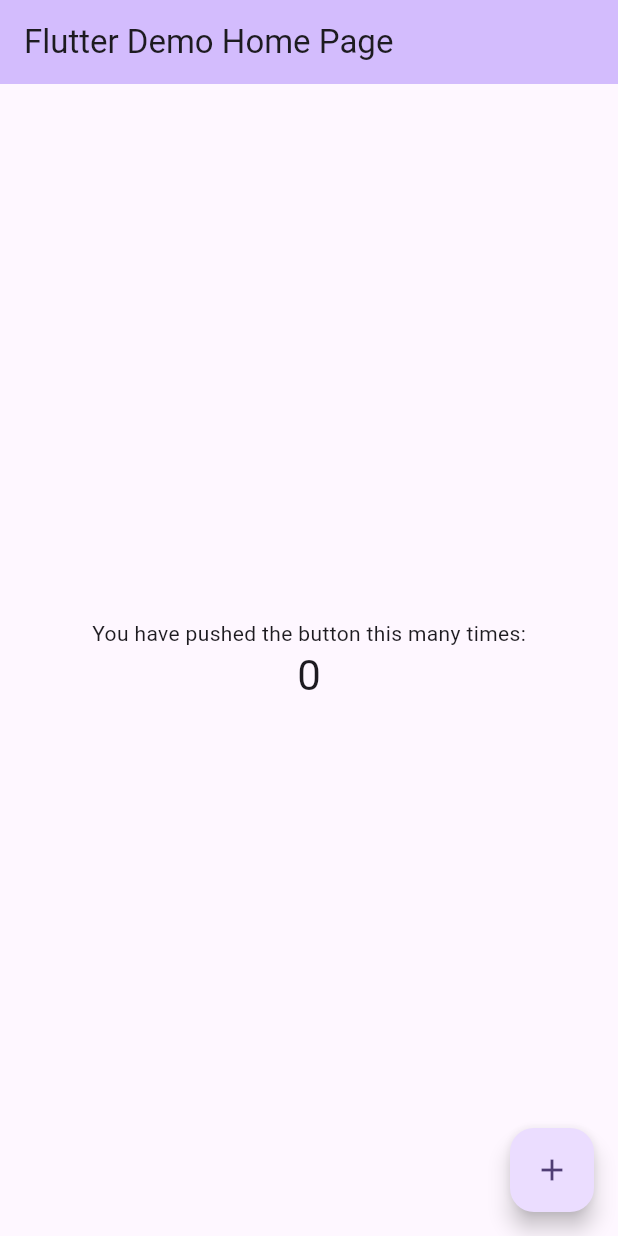
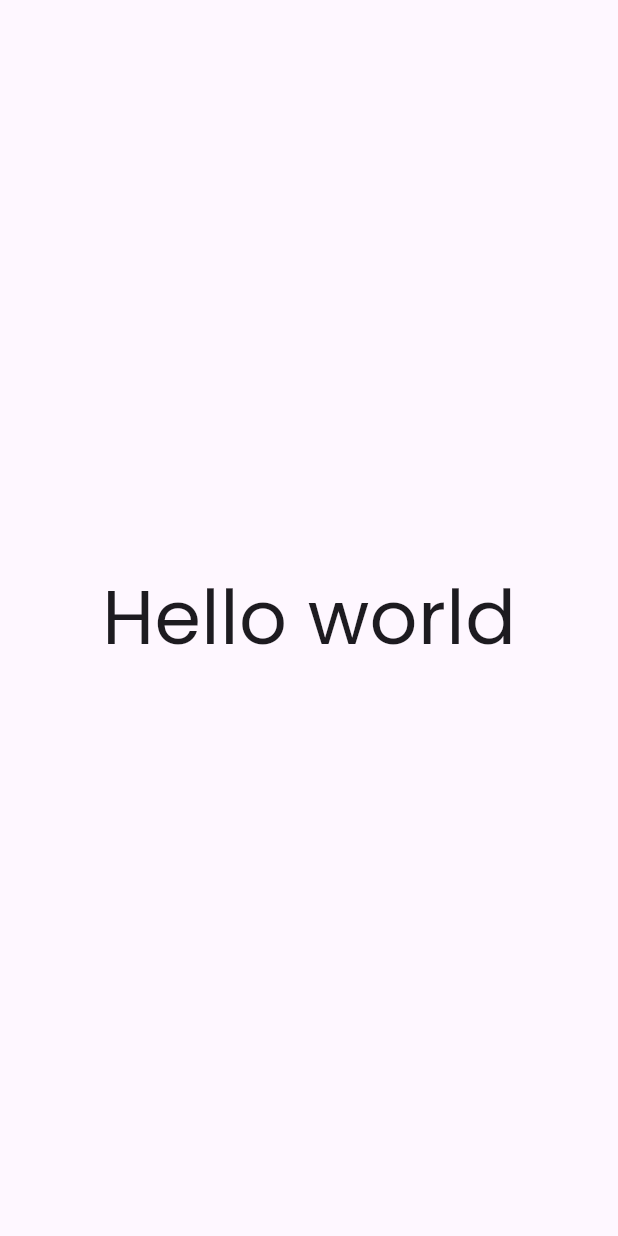
Before and after one commit to DedeSnrwn13/shamo-frontend, a Flutter app: the screen it shows after launch, on a phone screen of 412 x 824 dp. Run offline on Flutter 3.47's test engine with Material 3 defaults, Android fonts, the phone set to English and light mode, and no system bars; our stand-ins replace google_fonts.

Commit message:
feat: custom fonts

```diff
--- a/lib/main.dart
+++ b/lib/main.dart
@@ -1,125 +1,33 @@
 import 'package:flutter/material.dart';
+import 'package:google_fonts/google_fonts.dart';
 
-void main() {
-  runApp(const MyApp());
-}
+void main() => runApp(const MyApp());
 
 class MyApp extends StatelessWidget {
   const MyApp({super.key});
 
-  // This widget is the root of your application.
   @override
   Widget build(BuildContext context) {
     return MaterialApp(
-      title: 'Flutter Demo',
-      theme: ThemeData(
-        // This is the theme of your application.
-        //
-        // TRY THIS: Try running your application with "flutter run". You'll see
-        // the application has a purple toolbar. Then, without quitting the app,
-        // try changing the seedColor in the colorScheme below to Colors.green
-        // and then invoke "hot reload" (save your changes or press the "hot
-        // reload" button in a Flutter-supported IDE, or press "r" if you used
-        // the command line to start the app).
-        //
-        // Notice that the counter didn't reset back to zero; the application
-        // state is not lost during the reload. To reset the state, use hot
-        // restart instead.
-        //
-        // This works for code too, not just values: Most code changes can be
-        // tested with just a hot reload.
-        colorScheme: ColorScheme.fromSeed(seedColor: Colors.deepPurple),
-        useMaterial3: true,
-      ),
-      home: const MyHomePage(title: 'Flutter Demo Home Page'),
+      debugShowCheckedModeBanner: false,
+      home: HomePage(),
     );
   }
 }
 
-class MyHomePage extends StatefulWidget {
-  const MyHomePage({super.key, required this.title});
-
-  // This widget is the home page of your application. It is stateful, meaning
-  // that it has a State object (defined below) that contains fields that affect
-  // how it looks.
-
-  // This class is the configuration for the state. It holds the values (in this
-  // case the title) provided by the parent (in this case the App widget) and
-  // used by the build method of the State. Fields in a Widget subclass are
-  // always marked "final".
-
-  final String title;
-
-  @override
-  State<MyHomePage> createState() => _MyHomePageState();
-}
-
-class _MyHomePageState extends State<MyHomePage> {
-  int _counter = 0;
-
-  void _incrementCounter() {
-    setState(() {
-      // This call to setState tells the Flutter framework that something has
-      // changed in this State, which causes it to rerun the build method below
-      // so that the display can reflect the updated values. If we changed
-      // _counter without calling setState(), then the build method would not be
-      // called again, and so nothing would appear to happen.
-      _counter++;
-    });
-  }
-
+class HomePage extends StatelessWidget {
+  const HomePage({super.key});
   @override
   Widget build(BuildContext context) {
-    // This method is rerun every time setState is called, for instance as done
-    // by the _incrementCounter method above.
-    //
-    // The Flutter framework has been optimized to make rerunning build methods
-    // fast, so that you can just rebuild anything that needs updating rather
-    // than having to individually change instances of widgets.
     return Scaffold(
-      appBar: AppBar(
-        // TRY THIS: Try changing the color here to a specific color (to
-        // Colors.amber, perhaps?) and trigger a hot reload to see the AppBar
-        // change color while the other colors stay the same.
-        backgroundColor: Theme.of(context).colorScheme.inversePrimary,
-        // Here we take the value from the MyHomePage object that was created by
-        // the App.build method, and use it to set our appbar title.
-        title: Text(widget.title),
-      ),
       body: Center(
-        // Center is a layout widget. It takes a single child and positions it
-        // in the middle of the parent.
-        child: Column(
-          // Column is also a layout widget. It takes a list of children and
-          // arranges them vertically. By default, it sizes itself to fit its
-          // children horizontally, and tries to be as tall as its parent.
-          //
-          // Column has various properties to control how it sizes itself and
-          // how it positions its children. Here we use mainAxisAlignment to
-          // center the children vertically; the main axis here is the vertical
-          // axis because Columns are vertical (the cross axis would be
-          // horizontal).
-          //
-          // TRY THIS: Invoke "debug painting" (choose the "Toggle Debug Paint"
-          // action in the IDE, or press "p" in the console), to see the
-          // wireframe for each widget.
-          mainAxisAlignment: MainAxisAlignment.center,
-          children: <Widget>[
-            const Text(
-              'You have pushed the button this many times:',
-            ),
-            Text(
-              '$_counter',
-              style: Theme.of(context).textTheme.headlineMedium,
-            ),
-          ],
+        child: Text(
+          'Hello world',
+          style: GoogleFonts.poppins(
+            fontSize: 50,
+          ),
         ),
       ),
-      floatingActionButton: FloatingActionButton(
-        onPressed: _incrementCounter,
-        tooltip: 'Increment',
-        child: const Icon(Icons.add),
-      ), // This trailing comma makes auto-formatting nicer for build methods.
     );
   }
 }
--- a/pubspec.yaml
+++ b/pubspec.yaml
@@ -34,6 +34,7 @@ dependencies:
   # The following adds the Cupertino Icons font to your application.
   # Use with the CupertinoIcons class for iOS style icons.
   cupertino_icons: ^1.0.8
+  google_fonts: ^6.2.1
 
 dev_dependencies:
   flutter_test:
```
Also changed, not shown: pubspec.lock, 1 other file.
